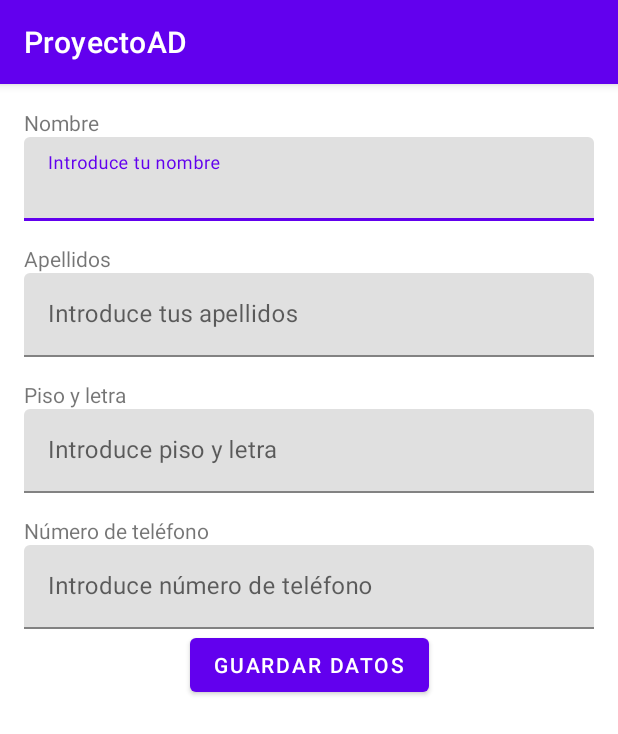
After one commit to Pexel14/ProyectoAD, an Android app: the FormUserActivity screen opened directly, with no data from a screen before it, on a phone screen of 412 x 824 dp. The commit adds this screen. Shown: the top 734 px of the screen. Run offline under Robolectric (Android 15) with nearby library versions, the phone set to English and light mode, and no system bars.

Commit message:
Primera parte de la vista del fromulario para el ususario

```diff
--- a/app/src/main/AndroidManifest.xml
+++ b/app/src/main/AndroidManifest.xml
@@ -13,6 +13,9 @@
         android:theme="@style/Theme.ProyectoAD"
         tools:targetApi="31">
         <activity
+            android:name=".FormUserActivity"
+            android:exported="false" />
+        <activity
             android:name=".RegistroActivity"
             android:exported="false" />
         <activity
@@ -26,7 +29,7 @@
         </activity>
         <activity
             android:name=".MainActivity"
-            android:exported="true"/>
+            android:exported="true" />
     </application>
 
 </manifest>
--- /dev/null
+++ b/app/src/main/java/com/example/proyectoad/FormUserActivity.java
@@ -0,0 +1,19 @@
+package com.example.proyectoad;
+
+import android.os.Bundle;
+
+import androidx.activity.EdgeToEdge;
+import androidx.appcompat.app.AppCompatActivity;
+import androidx.core.graphics.Insets;
+import androidx.core.view.ViewCompat;
+import androidx.core.view.WindowInsetsCompat;
+
+public class FormUserActivity extends AppCompatActivity {
+
+    @Override
+    protected void onCreate(Bundle savedInstanceState) {
+        super.onCreate(savedInstanceState);
+        setContentView(R.layout.activity_form_user);
+
+    }
+}
--- /dev/null
+++ b/app/src/main/res/layout/activity_form_user.xml
@@ -0,0 +1,119 @@
+<?xml version="1.0" encoding="utf-8"?>
+<androidx.constraintlayout.widget.ConstraintLayout xmlns:android="http://schemas.android.com/apk/res/android"
+    xmlns:app="http://schemas.android.com/apk/res-auto"
+    xmlns:tools="http://schemas.android.com/tools"
+    android:id="@+id/clMain"
+    android:layout_width="match_parent"
+    android:layout_height="match_parent"
+    tools:context=".FormUserActivity"
+    android:padding="16dp">
+
+    <TextView
+        android:id="@+id/tvNombre"
+        android:layout_width="wrap_content"
+        android:layout_height="wrap_content"
+        android:text="@string/nombre"
+        app:layout_constraintStart_toStartOf="parent"
+        app:layout_constraintTop_toTopOf="parent" />
+
+    <com.google.android.material.textfield.TextInputLayout
+        android:id="@+id/tilNombre"
+        android:layout_width="match_parent"
+        android:layout_height="wrap_content"
+        android:hint="@string/introduce_tu_nombre"
+        app:endIconMode="clear_text"
+        app:layout_constraintStart_toStartOf="parent"
+        app:layout_constraintTop_toBottomOf="@+id/tvNombre">
+
+        <com.google.android.material.textfield.TextInputEditText
+            android:id="@+id/etNombre"
+            android:layout_width="match_parent"
+            android:layout_height="wrap_content"
+            android:inputType="textPersonName" />
+    </com.google.android.material.textfield.TextInputLayout>
+
+    <TextView
+        android:id="@+id/tvApellido"
+        android:layout_width="wrap_content"
+        android:layout_height="wrap_content"
+        android:text="@string/apellidos"
+        app:layout_constraintStart_toStartOf="parent"
+        android:layout_marginTop="15dp"
+        app:layout_constraintTop_toBottomOf="@+id/tilNombre" />
+
+    <com.google.android.material.textfield.TextInputLayout
+        android:id="@+id/tilApellido"
+        android:layout_width="match_parent"
+        android:layout_height="wrap_content"
+        android:hint="@string/introduce_tus_apellidos"
+        app:endIconMode="clear_text"
+        app:layout_constraintStart_toStartOf="parent"
+        app:layout_constraintTop_toBottomOf="@+id/tvApellido">
+
+        <com.google.android.material.textfield.TextInputEditText
+            android:id="@+id/etApellido"
+            android:layout_width="match_parent"
+            android:layout_height="wrap_content"
+            android:inputType="textPersonName" />
+    </com.google.android.material.textfield.TextInputLayout>
+
+    <TextView
+        android:id="@+id/tvPiso"
+        android:layout_width="wrap_content"
+        android:layout_height="wrap_content"
+        android:text="@string/piso_y_letra"
+        app:layout_constraintStart_toStartOf="parent"
+        android:layout_marginTop="15dp"
+        app:layout_constraintTop_toBottomOf="@+id/tilApellido" />
+
+    <com.google.android.material.textfield.TextInputLayout
+        android:id="@+id/tilPiso"
+        android:layout_width="match_parent"
+        android:layout_height="wrap_content"
+        android:hint="@string/introduce_piso_y_letra"
+        app:endIconMode="clear_text"
+        app:layout_constraintStart_toStartOf="parent"
+        app:layout_constraintTop_toBottomOf="@+id/tvPiso">
+
+        <com.google.android.material.textfield.TextInputEditText
+            android:id="@+id/etPiso"
+            android:layout_width="match_parent"
+            android:layout_height="wrap_content"
+            android:inputType="text" />
+    </com.google.android.material.textfield.TextInputLayout>
+
+    <TextView
+        android:id="@+id/tvTelefono"
+        android:layout_width="wrap_content"
+        android:layout_height="wrap_content"
+        android:text="@string/n_mero_de_tel_fono"
+        app:layout_constraintStart_toStartOf="parent"
+        android:layout_marginTop="15dp"
+        app:layout_constraintTop_toBottomOf="@+id/tilPiso" />
+
+    <com.google.android.material.textfield.TextInputLayout
+        android:id="@+id/tilTelefono"
+        android:layout_width="match_parent"
+        android:layout_height="wrap_content"
+        android:hint="@string/introduce_n_mero_de_tel_fono"
+        app:endIconMode="clear_text"
+        app:layout_constraintStart_toStartOf="parent"
+        app:layout_constraintTop_toBottomOf="@+id/tvTelefono">
+
+        <com.google.android.material.textfield.TextInputEditText
+            android:id="@+id/etTelefono"
+            android:layout_width="match_parent"
+            android:layout_height="wrap_content"
+            android:inputType="phone" />
+    </com.google.android.material.textfield.TextInputLayout>
+
+    <Button
+        android:id="@+id/btnGoogle"
+        android:layout_width="wrap_content"
+        android:layout_height="wrap_content"
+        android:text="@string/guardar_datos"
+        app:layout_constraintEnd_toEndOf="parent"
+        app:layout_constraintStart_toStartOf="parent"
+        app:layout_constraintTop_toBottomOf="@+id/tilTelefono" />
+
+</androidx.constraintlayout.widget.ConstraintLayout>
--- a/app/src/main/res/values/strings.xml
+++ b/app/src/main/res/values/strings.xml
@@ -22,4 +22,12 @@
     <string name="escribe_un_t_tulo_para_la_incidencia">Escribe un título para la incidencia</string>
     <string name="descripci_n">Descripción</string>
     <string name="guardar">Guardar</string>
+    <string name="nombre">Nombre</string>
+    <string name="guardar_datos">Guardar datos</string>
+    <string name="introduce_n_mero_de_tel_fono">Introduce número de teléfono</string>
+    <string name="n_mero_de_tel_fono">Número de teléfono</string>
+    <string name="introduce_piso_y_letra">Introduce piso y letra</string>
+    <string name="piso_y_letra">Piso y letra</string>
+    <string name="introduce_tus_apellidos">Introduce tus apellidos</string>
+    <string name="apellidos">Apellidos</string>
 </resources>
```
